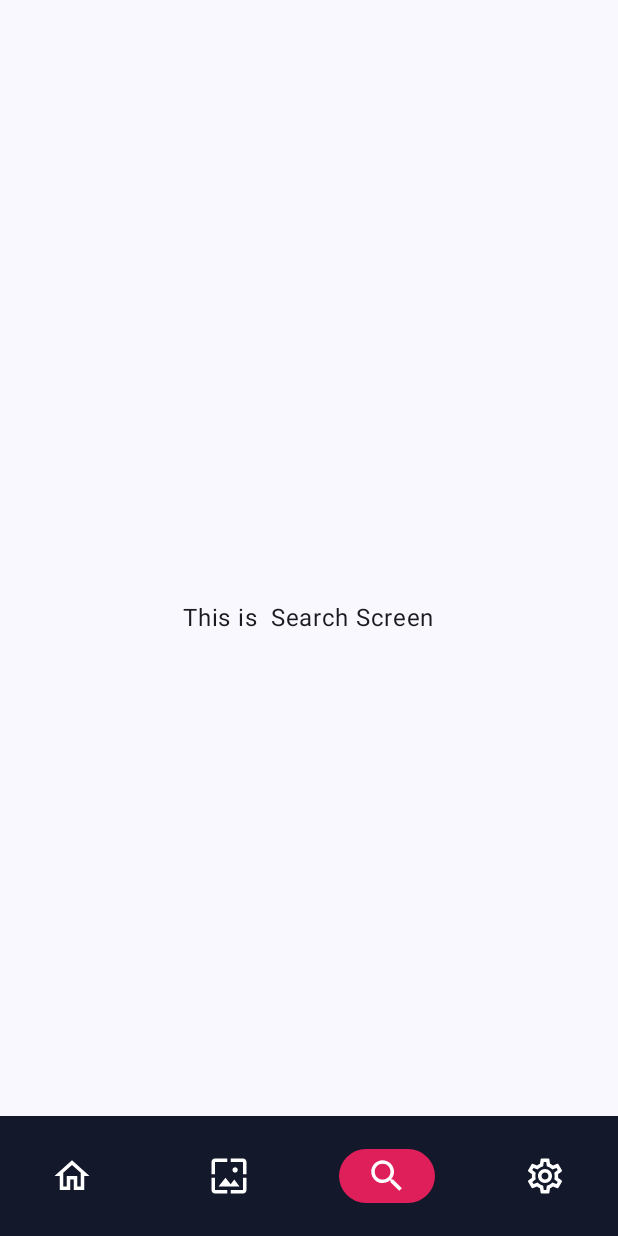
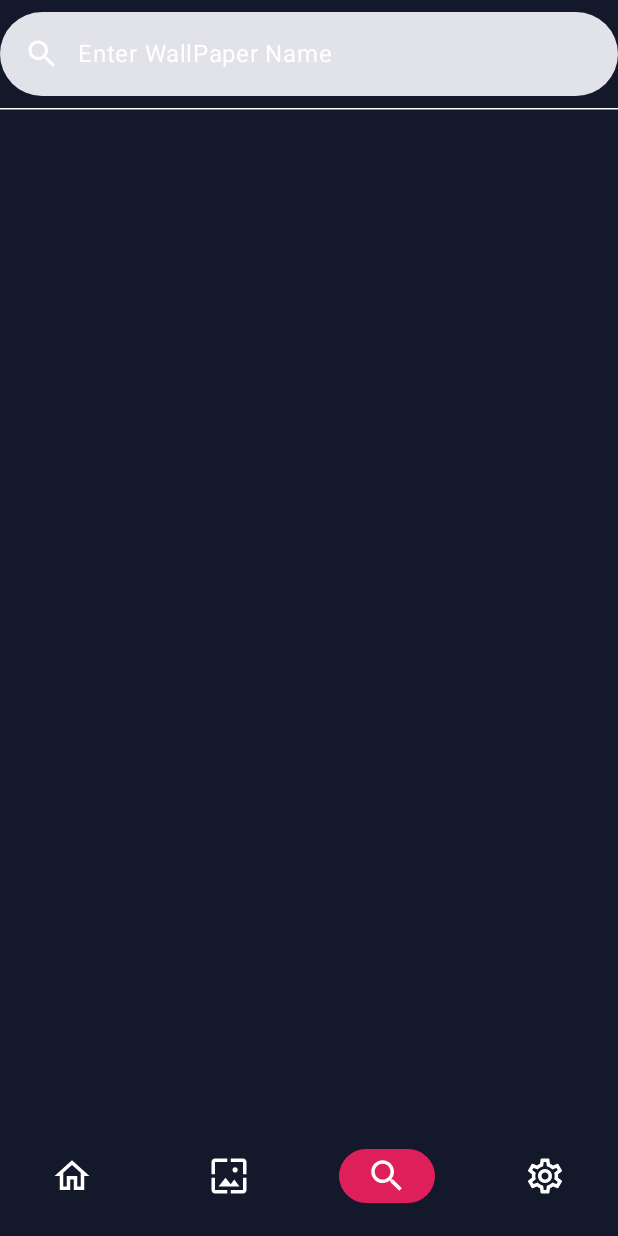
Before and after one commit to ZohaibKhanDev/Wallpaper_App, an Android app built with Jetpack Compose: the SearchScreen screen opened through its navigation route, on a phone screen of 412 x 824 dp. Run offline under Robolectric (Android 15) with nearby library versions, the phone set to English and light mode, and no system bars; our stand-ins replace Room's generated code; pictures from the network do not load; 1 statement that could not run was skipped.

Commit message:
search bar Impl

```diff
--- a/app/src/main/AndroidManifest.xml
+++ b/app/src/main/AndroidManifest.xml
@@ -24,6 +24,7 @@
                 <category android:name="android.intent.category.LAUNCHER" />
             </intent-filter>
         </activity>
+        <activity android:name=".Intent.SecondActivity"/>
     </application>
 
 </manifest>
--- a/app/src/main/java/com/example/wallpaper/MainActivity.kt
+++ b/app/src/main/java/com/example/wallpaper/MainActivity.kt
@@ -13,6 +13,7 @@ import androidx.compose.foundation.clickable
 import androidx.compose.foundation.layout.Arrangement
 import androidx.compose.foundation.layout.Box
 import androidx.compose.foundation.layout.Column
+import androidx.compose.foundation.layout.Row
 import androidx.compose.foundation.layout.Spacer
 import androidx.compose.foundation.layout.fillMaxSize
 import androidx.compose.foundation.layout.fillMaxWidth
@@ -27,6 +28,7 @@ import androidx.compose.foundation.lazy.items
 import androidx.compose.foundation.shape.CircleShape
 import androidx.compose.material.icons.Icons
 import androidx.compose.material.icons.filled.ArrowBack
+import androidx.compose.material.icons.filled.Close
 import androidx.compose.material.icons.filled.CloudDownload
 import androidx.compose.material.icons.filled.Favorite
 import androidx.compose.material.icons.filled.FavoriteBorder
@@ -40,12 +42,16 @@ import androidx.compose.material3.Card
 import androidx.compose.material3.CardDefaults
 import androidx.compose.material3.CenterAlignedTopAppBar
 import androidx.compose.material3.CircularProgressIndicator
+import androidx.compose.material3.DockedSearchBar
 import androidx.compose.material3.ExperimentalMaterial3Api
 import androidx.compose.material3.Icon
 import androidx.compose.material3.MaterialTheme
 import androidx.compose.material3.Scaffold
+import androidx.compose.material3.SearchBar
+import androidx.compose.material3.SearchBarDefaults
 import androidx.compose.material3.Surface
 import androidx.compose.material3.Text
+import androidx.compose.material3.TextFieldDefaults
 import androidx.compose.material3.TopAppBar
 import androidx.compose.material3.TopAppBarDefaults
 import androidx.compose.runtime.Composable
@@ -65,7 +71,6 @@ import androidx.compose.ui.platform.LocalContext
 import androidx.compose.ui.unit.dp
 import androidx.navigation.NavController
 import androidx.room.Room
-import androidx.room.util.copyAndClose
 import coil.compose.AsyncImage
 import com.example.wallpaper.api.MainViewModel
 import com.example.wallpaper.api.Photo
@@ -116,9 +121,8 @@ fun HomeScreen(navController: NavController) {
             mutableStateOf<Wallpaper?>(null)
         }
         LaunchedEffect(key1 = Unit) {
-            viewModel.getAllWallpaper()
+            viewModel.getAllWallpaper(30)
         }
-
 
         val state by viewModel.allWallpaper.collectAsState()
         when (state) {
@@ -221,7 +225,7 @@ fun HomeScreen(navController: NavController) {
 
 @Composable
 fun WallpaperData(photo: List<Photo>, viewModel: MainViewModel, navController: NavController) {
-
+    val context = LocalContext.current
     Column(
         modifier = Modifier
             .fillMaxWidth()
@@ -276,27 +280,6 @@ fun WallpaperData(photo: List<Photo>, viewModel: MainViewModel, navController: N
         }
 
 
-        /*  LazyRow (modifier = Modifier.fillMaxWidth().weight(1f)){
-              items(photo) {
-                  Card(
-                      elevation = CardDefaults.cardElevation(5.dp)
-                  ) {
-                      Column(
-                          modifier = Modifier
-                              .fillMaxWidth()
-                              .padding(8.dp),
-                          horizontalAlignment = Alignment.CenterHorizontally,
-                          verticalArrangement = Arrangement.Center
-                      ) {
-                          AsyncImage(model = it.src.landscape,
-                              contentDescription = "",
-                              modifier = Modifier.clickable {
-
-                              })
-                      }
-                  }
-              }
-          }*/
     }
 
 
@@ -408,13 +391,179 @@ fun New_Wallpaper_Screen(navController: NavController, favItem: FavItem) {
 }
 
 
+@OptIn(ExperimentalMaterial3Api::class)
 @Composable
 fun SearchScreen(navController: NavController) {
+    var searchBar by remember {
+        mutableStateOf("")
+    }
+    val context = LocalContext.current
+    val db = Room.databaseBuilder(
+        context,
+        MyDataBase::class.java,
+        "demo.db"
+    ).allowMainThreadQueries()
+        .build()
+    val repository = remember {
+        Repository(db)
+    }
+    val viewModel = remember {
+        MainViewModel(repository)
+    }
+    var searchdata by remember {
+        mutableStateOf<Wallpaper?>(null)
+    }
+    val loading by remember {
+        mutableStateOf(false)
+    }
+    val searchState by viewModel.allSearch.collectAsState()
+    when (searchState) {
+        is ResultState.Error -> {
+            loading == false
+            val error = (searchState as ResultState.Error).error
+            Text(text = error.toString())
+        }
 
-    Box(contentAlignment = Alignment.Center, modifier = Modifier.fillMaxSize()) {
-        Text(text = "This is  Search Screen")
+        ResultState.Loading -> {
+            loading == true
+        }
+
+        is ResultState.Success -> {
+            loading == false
+            val success = (searchState as ResultState.Success).response
+            searchdata = success
+        }
+    }
+    var clearState by remember {
+        mutableStateOf(false)
+    }
+
+    Box(
+        contentAlignment = Alignment.Center,
+        modifier = Modifier
+            .fillMaxSize()
+            .background(Color(0XFF14182b))
+    ) {
+        Row(
+            verticalAlignment = Alignment.Top,
+            horizontalArrangement = Arrangement.Center,
+            modifier = Modifier
+                .fillMaxSize()
+                .background(
+                    Color(0XFF14182b)
+                )
+        ) {
+            SearchBar(modifier = Modifier
+                .fillMaxWidth()
+                .background(Color(0XFF14182b)),
+                colors = SearchBarDefaults.colors(
+                    containerColor = Color(0XFF14182b),
+                    dividerColor = Color.White,
+                    inputFieldColors = TextFieldDefaults.textFieldColors(Color.White)
+                ),
+                query = searchBar,
+                onQueryChange = {
+                    searchBar = it
+                },
+                onSearch = {
+                    viewModel.getAllSearch(per_page = 40, searchBar)
+                },
+                placeholder = {
+                    Text(text = "Enter WallPaper Name", color = Color.White)
+                },
+                trailingIcon = {
+
+                    if (searchBar >= 0.toString()) {
+                        Icon(
+                            imageVector = Icons.Default.Close,
+                            contentDescription = "",
+                            modifier = Modifier.clickable {searchBar = ""},
+                            tint = Color.White
+                        )
+                    }
+
+                },
+                leadingIcon = {
+                              Icon(imageVector = Icons.Default.Search, contentDescription = "", tint = Color.White)
+                },
+                active = true,
+                onActiveChange = {
+
+                }
+            ) {
+                if (loading) {
+                    Box(modifier = Modifier.fillMaxSize(), contentAlignment = Alignment.Center) {
+                        CircularProgressIndicator()
+                    }
+                }
+                searchdata?.photos?.let { photo ->
+                    SearchItem(
+                        photo = photo, navController = navController
+                    )
+                }
+
+
+            }
+        }
     }
 }
+
+
+@Composable
+fun SearchItem(photo: List<Photo>, navController: NavController) {
+
+    Column(
+        modifier = Modifier
+            .fillMaxWidth()
+            .background(Color(0XFF14182b)),
+        verticalArrangement = Arrangement.Center,
+        horizontalAlignment = Alignment.CenterHorizontally
+    ) {
+        LazyVerticalGrid(
+            columns = GridCells.Fixed(1), modifier = Modifier
+                .fillMaxWidth()
+                .background(Color(0XFF14182b))
+
+                .padding(top = 10.dp)
+        ) {
+            items(photo) {
+                Card(
+                    modifier = Modifier
+                        .fillMaxWidth()
+                        .background(Color(0XFF14182b))
+                        .padding(7.dp),
+                    elevation = CardDefaults.cardElevation(5.dp)
+                ) {
+                    Column(
+                        modifier = Modifier
+                            .fillMaxWidth()
+                            .background(Color(0XFF14182b)),
+                        horizontalAlignment = Alignment.CenterHorizontally,
+                        verticalArrangement = Arrangement.Center
+                    ) {
+
+                        AsyncImage(model = it.src.landscape,
+                            contentDescription = "",
+                            modifier = Modifier
+                                .clickable {
+                                    navController.navigate(
+                                        Screen.Detail.route +
+                                                "/${Uri.encode(it.src.landscape)}"
+                                    )
+                                }
+                                .background(Color(0XFF14182b)))
+
+                    }
+                }
+            }
+        }
+
+
+    }
+
+
+}
+
 
 @Composable
 fun SettingScreen(navController: NavController) {
@@ -621,8 +770,9 @@ fun NewScreen(navController: NavController, image: String?) {
 
         if (info) {
             AlertDialog(
-                onDismissRequest = { info = !info }, confirmButton = {
-                    Text(text ="Ok", modifier = Modifier.clickable { info=!info})
+                onDismissRequest = { info = !info },
+                confirmButton = {
+                    Text(text = "Ok", modifier = Modifier.clickable { info = !info })
                 },
                 title = {
                     Text(text = "WallPaper")
@@ -634,9 +784,9 @@ fun NewScreen(navController: NavController, image: String?) {
                 },
                 tonalElevation = 10.dp,
 
-              /*  dismissButton = {
-                    Text(text = "Cancel", modifier = Modifier.clickable { info = !info })
-                }*/
+                /*  dismissButton = {
+                      Text(text = "Cancel", modifier = Modifier.clickable { info = !info })
+                  }*/
 
 
             )
--- a/app/src/main/java/com/example/wallpaper/api/MainViewModel.kt
+++ b/app/src/main/java/com/example/wallpaper/api/MainViewModel.kt
@@ -2,6 +2,7 @@ package com.example.wallpaper.api
 
 import androidx.lifecycle.ViewModel
 import androidx.lifecycle.viewModelScope
+import androidx.room.Query
 import com.example.wallpaper.roomdatabase.FavItem
 import kotlinx.coroutines.flow.MutableStateFlow
 import kotlinx.coroutines.flow.StateFlow
@@ -12,6 +13,9 @@ import java.lang.Exception
 class MainViewModel(private val repository: Repository):ViewModel() {
     private val _allWallPaper= MutableStateFlow<ResultState<Wallpaper>>(ResultState.Loading)
     val allWallpaper:StateFlow<ResultState<Wallpaper>> =_allWallPaper.asStateFlow()
+
+    private val _allSearch= MutableStateFlow<ResultState<Wallpaper>>(ResultState.Loading)
+    val allSearch:StateFlow<ResultState<Wallpaper>> =_allSearch.asStateFlow()
 
     private val _allFav= MutableStateFlow<ResultState<List<FavItem>>>(ResultState.Loading)
     val allFav:StateFlow<ResultState<List<FavItem>>> = _allFav.asStateFlow()
@@ -29,16 +33,30 @@ class MainViewModel(private val repository: Repository):ViewModel() {
             }
         }
     }
-     fun getAllWallpaper(){
+     fun getAllWallpaper(per_page: Int){
+
       viewModelScope.launch {
           _allWallPaper.value=ResultState.Loading
           try {
-              val response=repository.getAllWallpaper()
+              val response=repository.getAllWallpaper(per_page)
               _allWallPaper.value=ResultState.Success(response)
           }catch (e:Exception){
               _allWallPaper.value=ResultState.Error(e)
           }
       }
+    }
+
+    fun getAllSearch(per_page: Int,query: String){
+
+        viewModelScope.launch {
+            _allSearch.value=ResultState.Loading
+            try {
+                val response=repository.searchWallPaper(per_page,query)
+                _allSearch.value=ResultState.Success(response)
+            }catch (e:Exception){
+                _allSearch.value=ResultState.Error(e)
+            }
+        }
     }
 
     fun Insert(favItem: FavItem){
--- a/app/src/main/java/com/example/wallpaper/api/Repository.kt
+++ b/app/src/main/java/com/example/wallpaper/api/Repository.kt
@@ -4,10 +4,8 @@ import androidx.room.RoomDatabase
 import com.example.wallpaper.roomdatabase.FavItem
 import com.example.wallpaper.roomdatabase.MyDataBase
 
-class Repository(private val database: MyDataBase) {
-     suspend fun getAllWallpaper(): Wallpaper {
-        return WallpaperClientApi.getAllWallpaper()
-     }
+class Repository(private val database: MyDataBase):WallpaperApi {
+
     suspend fun getAllFav():List<FavItem>{
         return database.favDao().getAllFav()
     }
@@ -16,4 +14,12 @@ class Repository(private val database: MyDataBase) {
         return database.favDao().Insert(favItem)
     }
 
+    override suspend fun getAllWallpaper(per_page: Int): Wallpaper {
+        return WallpaperClientApi.getAllWallpaper(per_page)
+    }
+
+    override suspend fun searchWallPaper(per_page: Int, query: String): Wallpaper {
+        return WallpaperClientApi.searchWallPaper(per_page,query)
+    }
+
 }
--- a/app/src/main/java/com/example/wallpaper/api/WallpaperApi.kt
+++ b/app/src/main/java/com/example/wallpaper/api/WallpaperApi.kt
@@ -1,5 +1,9 @@
 package com.example.wallpaper.api
 
+import androidx.room.Query
+
 interface WallpaperApi {
-    val getAllWallpaper:List<Wallpaper>
+  suspend  fun getAllWallpaper(per_page: Int):Wallpaper
+
+    suspend fun searchWallPaper(per_page: Int,query: String):Wallpaper
 }
--- a/app/src/main/java/com/example/wallpaper/navigation/Navigation.kt
+++ b/app/src/main/java/com/example/wallpaper/navigation/Navigation.kt
@@ -2,7 +2,6 @@ package com.example.wallpaper.navigation
 
 import android.annotation.SuppressLint
 import androidx.compose.foundation.layout.height
-import androidx.compose.foundation.layout.size
 import androidx.compose.foundation.layout.width
 import androidx.compose.material.icons.Icons
 import androidx.compose.material.icons.filled.Home
@@ -17,9 +16,7 @@ import androidx.compose.material3.Icon
 import androidx.compose.material3.NavigationBar
 import androidx.compose.material3.NavigationBarItem
 import androidx.compose.material3.NavigationBarItemColors
-import androidx.compose.material3.NavigationBarItemDefaults
 import androidx.compose.material3.Scaffold
-import androidx.compose.material3.Text
 import androidx.compose.runtime.Composable
 import androidx.compose.runtime.getValue
 import androidx.compose.runtime.mutableStateOf
@@ -40,9 +37,9 @@ import androidx.navigation.navArgument
 import com.example.wallpaper.BottomFav
 import com.example.wallpaper.HomeScreen
 import com.example.wallpaper.NewScreen
+
 import com.example.wallpaper.SearchScreen
 import com.example.wallpaper.SettingScreen
-import okhttp3.Route
 
 @Composable
 fun Navigation(navController: NavHostController) {
```
Also changed, not shown: app/src/main/java/com/example/wallpaper/api/WallpaperClientApi.kt (+7 -2 lines).
